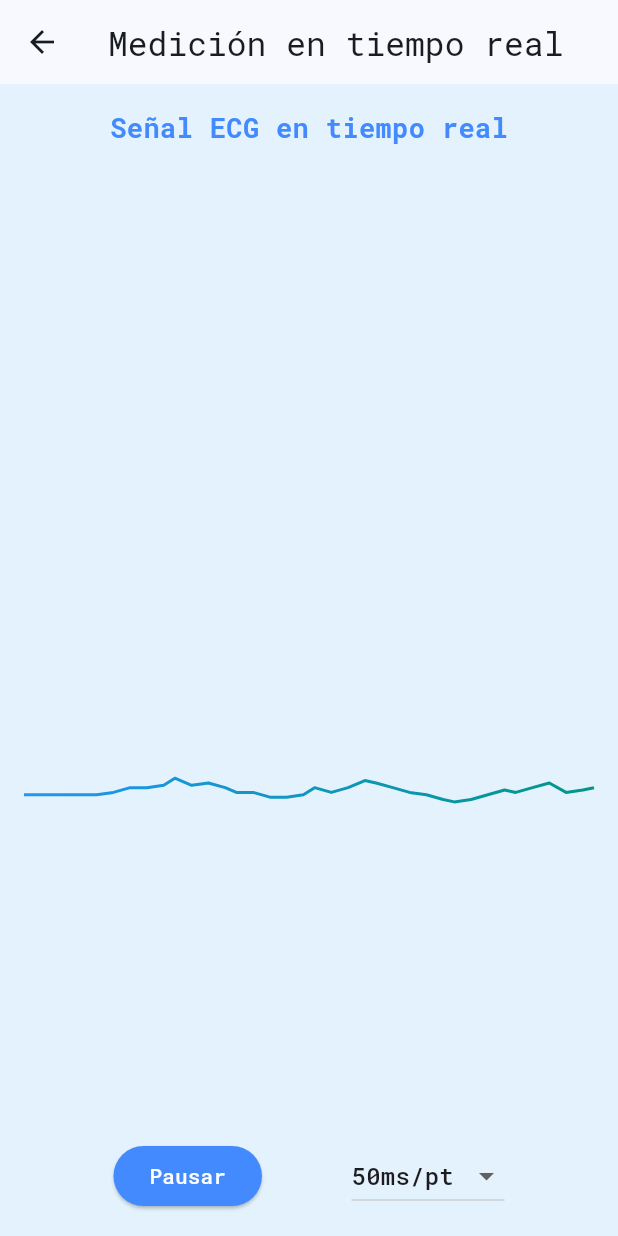
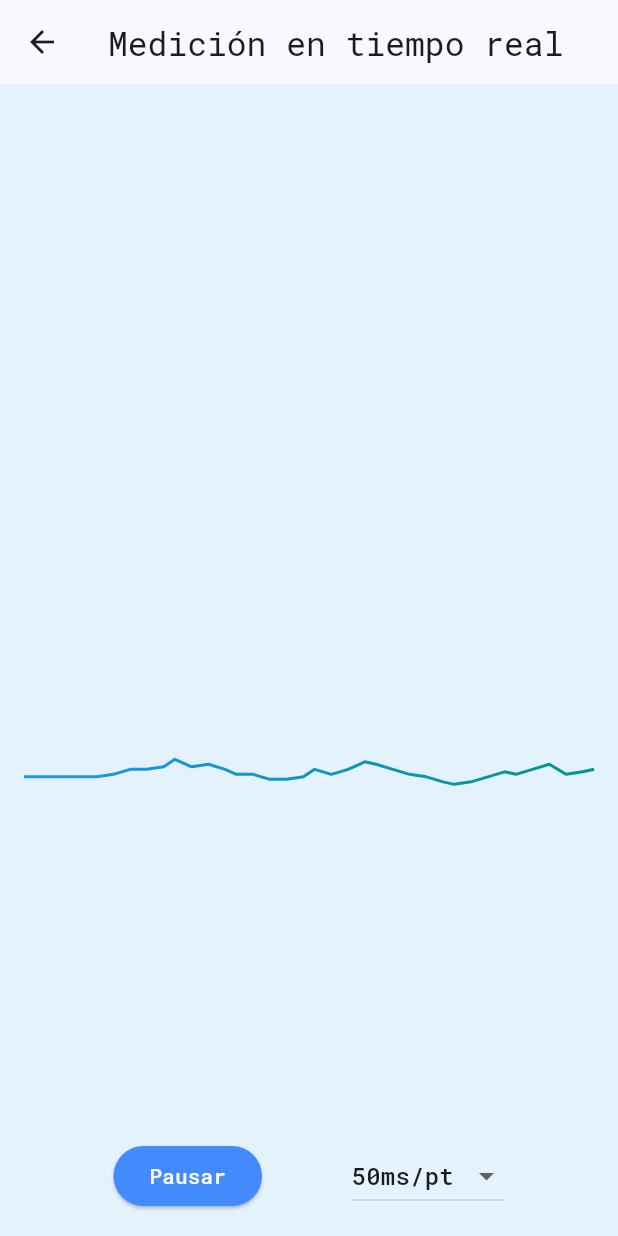
Before and after one commit to Carlos20034657/Los-Amigazos, a Flutter app: the MedicionPage screen opened by its route, on a phone screen of 412 x 824 dp. Run offline on Flutter 3.47's test engine with Material 3 defaults, Android fonts, the phone set to English and light mode, and no system bars; drawn by our look-alikes of fl_chart; our stand-ins replace google_fonts.

Commit message:
Texto commit

```diff
--- a/lib/main.dart
+++ b/lib/main.dart
@@ -126,15 +126,6 @@ class _MedicionPageState extends State<MedicionPage> {
         padding: const EdgeInsets.all(16.0),
         child: Column(
           children: [
-            Text(
-              'Señal ECG en tiempo real',
-              style: TextStyle(
-                fontSize: 18,
-                fontWeight: FontWeight.bold,
-                color: Colors.blueAccent,
-              ),
-            ),
-            const SizedBox(height: 10),
             Expanded(
               child: LineChart(
                 LineChartData(
```
